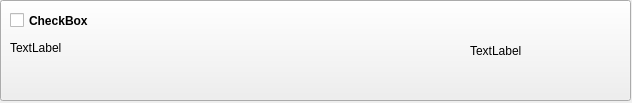
First picture: the form in matterbox.ui, repository MindfulMeadow-Dev-Team/MindfulMeadow, before the edit.
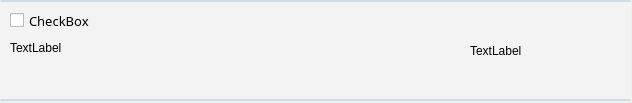
Second picture: the form after the edit.

Patch:
```diff
--- a/matterbox.ui
+++ b/matterbox.ui
@@ -25,6 +25,17 @@
      <height>101</height>
     </rect>
    </property>
+   <property name="styleSheet">
+    <string notr="true">QPushButton {
+margin: 0px;
+background-color: #f3f3f3;
+border-top: 2px solid #c8e0e4;
+border-bottom: 2px solid #c8e0e4;
+}
+QPushButton: hover {
+	background-color: #9cb2c7;
+}</string>
+   </property>
    <property name="text">
     <string/>
    </property>
@@ -46,7 +57,10 @@
    </property>
    <property name="font">
     <font>
-     <bold>true</bold>
+     <family>方正小标宋</family>
+     <pointsize>10</pointsize>
+     <italic>false</italic>
+     <bold>false</bold>
     </font>
    </property>
    <property name="text">
```
Left out of the diff: 7 changed lines with no effect on the pictures.
